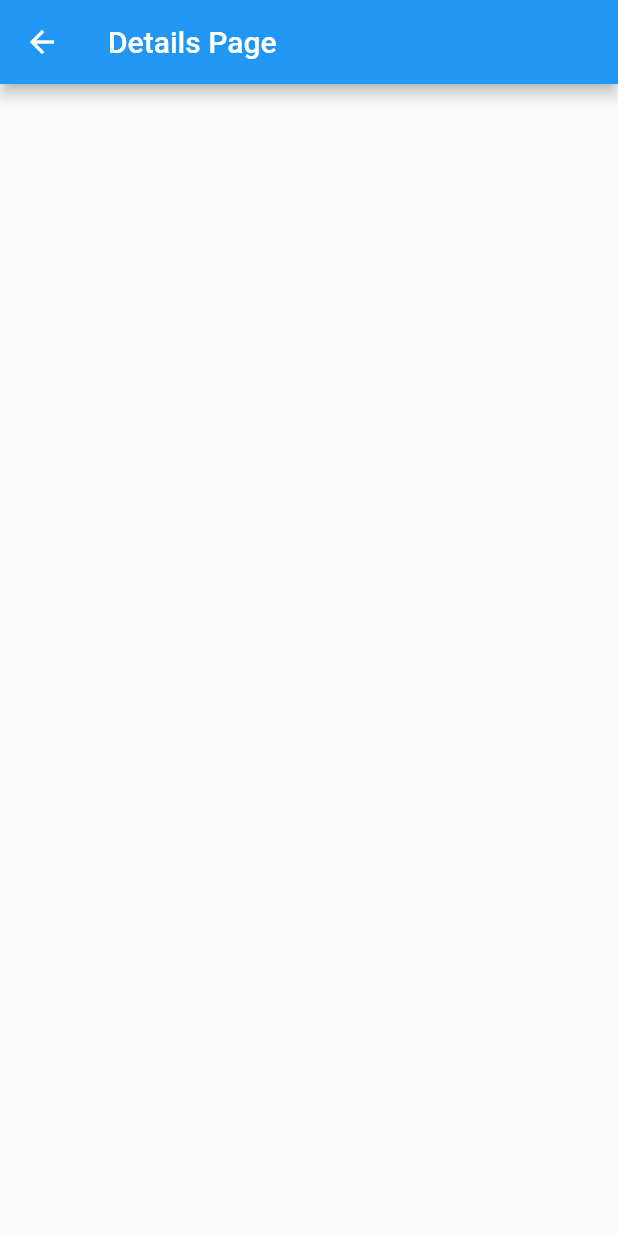
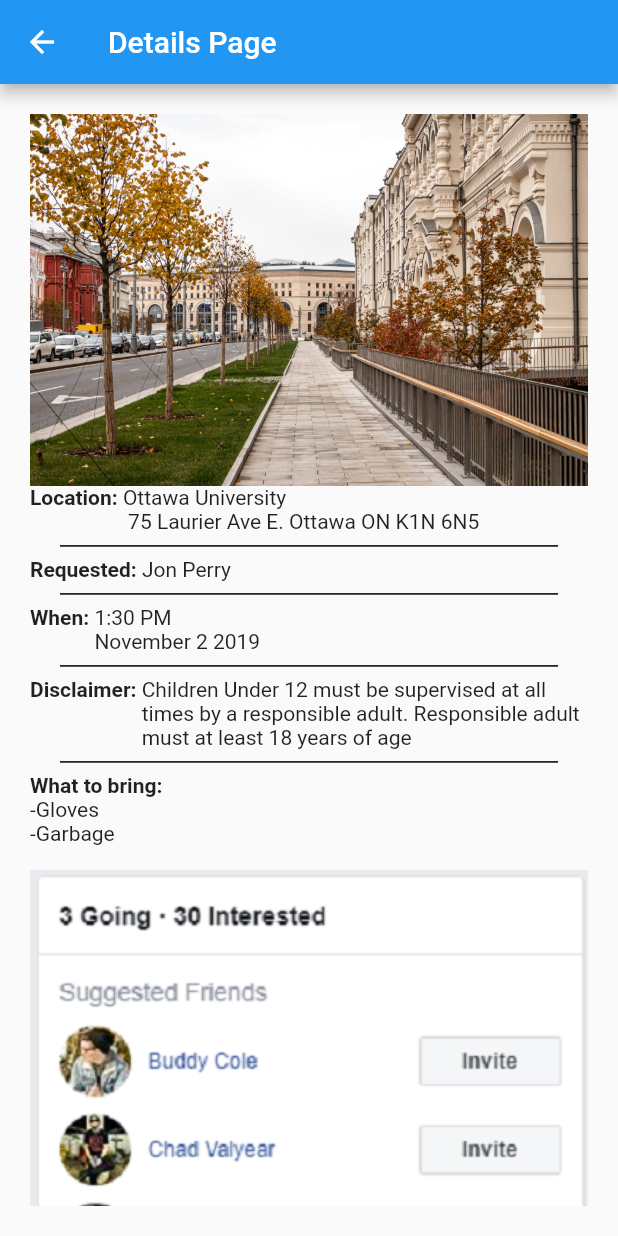
Before and after one commit to Colin-Shaw2/CleanUpMeatUpProto, a Flutter app: the DetailsPage screen opened directly, on a phone screen of 412 x 824 dp. Run offline on Flutter 3.47's test engine with Material 2 defaults, Android fonts, the phone set to English and light mode, and no system bars.

Commit message:
finished detail page

```diff
--- a/clean_up_meet_p/lib/pages/detailsPage.dart
+++ b/clean_up_meet_p/lib/pages/detailsPage.dart
@@ -1,7 +1,7 @@
 import 'package:flutter/cupertino.dart';
 import 'package:flutter/material.dart';
 
-class DetailsPage extends StatelessWidget{
+class DetailsPage extends StatelessWidget {
   @override
   Widget build(BuildContext context) {
     // TODO: implement build
@@ -11,15 +11,141 @@ class DetailsPage extends StatelessWidget{
         // the App.build method, and use it to set our appbar title.
         title: Text("Details Page"),
       ),
-      body: Center(
-        child: Column(
-          mainAxisAlignment: MainAxisAlignment.center,
+      body: Container(
+        padding: EdgeInsets.all(20),
+        child: ListView(
           children: <Widget>[
+            Column(
+              mainAxisAlignment: MainAxisAlignment.center,
+              children: <Widget>[
+                Image.asset("lib/resources/place1.jpeg"),
+                Row(
+                  crossAxisAlignment: CrossAxisAlignment.start,
+                  children: <Widget>[
+                    Text(
+                      "Location: ",
+                      style: TextStyle(fontWeight: FontWeight.bold),
+                    ),
+                    Text(
+                      "Ottawa University\n 75 Laurier Ave E. Ottawa ON K1N 6N5",
+                    ),
+                  ],
+                ),
+                Divider(
+                  thickness: 1,
+                  color: Colors.black,
+                  indent: 20,
+                  endIndent: 20,
+                ),
+                Row(
+                  crossAxisAlignment: CrossAxisAlignment.start,
+                  children: <Widget>[
+                    Text(
+                      "Requested: ",
+                      style: TextStyle(fontWeight: FontWeight.bold),
+                    ),
+                    Text(
+                      "Jon Perry",
+                    ),
+                  ],
+                ),
+                Divider(
+                  thickness: 1,
+                  color: Colors.black,
+                  indent: 20,
+                  endIndent: 20,
+                ),
+                Row(
+                  crossAxisAlignment: CrossAxisAlignment.start,
+                  children: <Widget>[
+                    Text(
+                      "When: ",
+                      style: TextStyle(fontWeight: FontWeight.bold),
+                    ),
+                    Text(
+                      "1:30 PM \nNovember 2 2019",
+                    ),
+                  ],
+                ),
+                Divider(
+                  thickness: 1,
+                  color: Colors.black,
+                  indent: 20,
+                  endIndent: 20,
+                ),
+                Row(
+                  crossAxisAlignment: CrossAxisAlignment.start,
+                  children: <Widget>[
+                    Text(
+                      "Disclaimer: ",
+                      style: TextStyle(fontWeight: FontWeight.bold),
+                    ),
+                    Text(
+                      "Children Under 12 must be supervised at all \ntimes by a responsible adult." +
+                          " Responsible adult\nmust at least 18 years of age",
+                    ),
+                  ],
+                ),
+                Divider(
+                  thickness: 1,
+                  color: Colors.black,
+                  indent: 20,
+                  endIndent: 20,
+                ),
+                Row(
+                  crossAxisAlignment: CrossAxisAlignment.start,
+                  children: <Widget>[
+                    Text(
+                      "What to bring: ",
+                      style: TextStyle(fontWeight: FontWeight.bold),
+                    ),
+                  ],
+                ),
+                Align(
+                  alignment: Alignment.topLeft,
+                  child: Text("-Gloves\n-Garbage\n"),
+                ),
+                Image.asset("lib/resources/going.png",),
+                Row(
+                  mainAxisAlignment: MainAxisAlignment.spaceBetween,
+                  children: <Widget>[
+                    Container(
+                      width: 180,
+                      child: RaisedButton(
+                        child: Text("CONTACT ORGANIZER"),
+                        color: Colors.cyan,
+                        textColor: Colors.white,
+                        onPressed: () {},
+                      ),
+                    ),
+                    Container(
+                      width: 180,
+                      child: RaisedButton(
+                        child: Text("SHARE"),
+                        color: Colors.cyan,
+                        textColor: Colors.white,
+                        onPressed: () {},
+                      ),
+                    )
+                  ],
+                ),
+                Row(
+                  children: <Widget>[
+                    Expanded(
+                      child: RaisedButton(
+                        child: Text("JOIN"),
+                        color: Colors.green[400],
+                        textColor: Colors.white,
+                        onPressed: () {},
+                      ),
+                    )
+                  ],
+                )
+              ],
+            ),
           ],
         ),
       ),
-
     );
   }
-
 }
```
Also changed, not shown: clean_up_meet_p/lib/resources/going.png (added).
